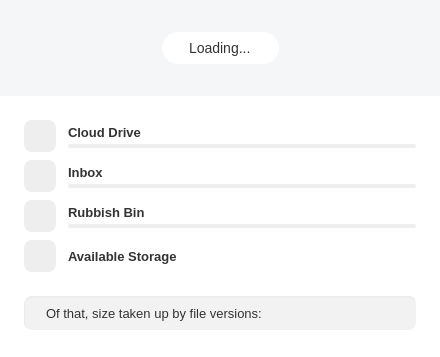
Old version of the form src/MEGASync/gui/win/AccountDetailsDialog.ui in the repository meganz/MEGAsync.
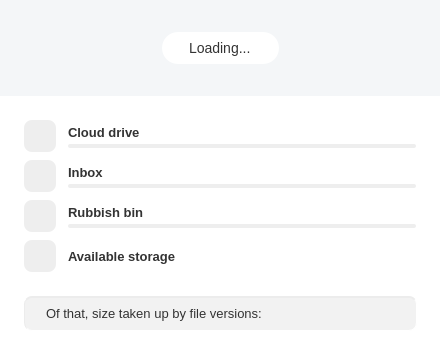
New version of the form. Icons and pictures are not drawn. Custom widgets are drawn as their Qt base class.

Commit message: Fix case in accountDetailsDialog + update related strings in ts file

The edit to the form file:
```diff
--- a/src/MEGASync/gui/win/AccountDetailsDialog.ui
+++ b/src/MEGASync/gui/win/AccountDetailsDialog.ui
@@ -802,7 +802,7 @@
              <item>
               <widget class="QLabel" name="lCloudDrive">
                <property name="text">
-                <string>Cloud Drive</string>
+                <string>Cloud drive</string>
                </property>
               </widget>
              </item>
@@ -1004,7 +1004,7 @@
              <item>
               <widget class="QLabel" name="lRubbish">
                <property name="text">
-                <string>Rubbish Bin</string>
+                <string>Rubbish bin</string>
                </property>
               </widget>
              </item>
@@ -1100,7 +1100,7 @@
            <item>
             <widget class="QLabel" name="lAvailable">
              <property name="text">
-              <string>Available Storage</string>
+              <string>Available storage</string>
              </property>
             </widget>
            </item>
```
The commit also changes 3 other files.
